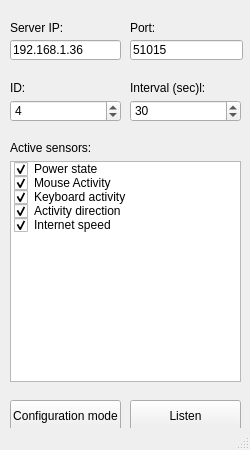
Old version of the form PC_CStation_Client/mainwindow.ui in the repository Pvg08/CStationClient_DS_PC.
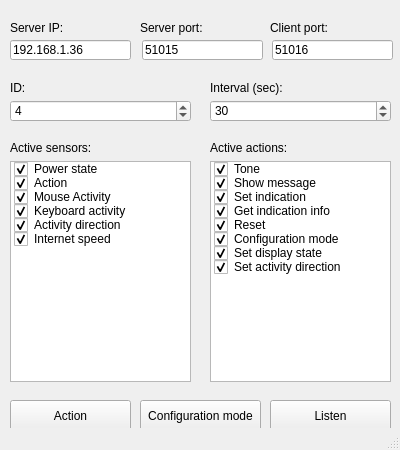
New version of the form.

Patch:
```diff
--- a/PC_CStation_Client/mainwindow.ui
+++ b/PC_CStation_Client/mainwindow.ui
@@ -6,7 +6,7 @@
    <rect>
     <x>0</x>
     <y>0</y>
-    <width>250</width>
+    <width>400</width>
     <height>450</height>
    </rect>
   </property>
@@ -19,7 +19,7 @@
      <rect>
       <x>10</x>
       <y>40</y>
-      <width>111</width>
+      <width>121</width>
       <height>20</height>
      </rect>
     </property>
@@ -32,7 +32,7 @@
      <rect>
       <x>10</x>
       <y>20</y>
-      <width>101</width>
+      <width>111</width>
       <height>16</height>
      </rect>
     </property>
@@ -43,22 +43,22 @@
    <widget class="QLabel" name="label_2">
     <property name="geometry">
      <rect>
-      <x>130</x>
+      <x>140</x>
       <y>20</y>
       <width>111</width>
       <height>16</height>
      </rect>
     </property>
     <property name="text">
-     <string>Port:</string>
+     <string>Server port:</string>
     </property>
    </widget>
    <widget class="QLineEdit" name="lineEdit_port">
     <property name="geometry">
      <rect>
-      <x>130</x>
+      <x>142</x>
       <y>40</y>
-      <width>113</width>
+      <width>121</width>
       <height>20</height>
      </rect>
     </property>
@@ -71,7 +71,7 @@
      <rect>
       <x>10</x>
       <y>100</y>
-      <width>111</width>
+      <width>181</width>
       <height>22</height>
      </rect>
     </property>
@@ -84,7 +84,7 @@
      <rect>
       <x>10</x>
       <y>80</y>
-      <width>101</width>
+      <width>181</width>
       <height>16</height>
      </rect>
     </property>
@@ -95,9 +95,9 @@
    <widget class="QPushButton" name="pushButton_listen">
     <property name="geometry">
      <rect>
-      <x>130</x>
+      <x>270</x>
       <y>400</y>
-      <width>111</width>
+      <width>121</width>
       <height>31</height>
      </rect>
     </property>
@@ -108,22 +108,22 @@
    <widget class="QLabel" name="label_4">
     <property name="geometry">
      <rect>
-      <x>130</x>
+      <x>210</x>
       <y>80</y>
-      <width>101</width>
+      <width>181</width>
       <height>16</height>
      </rect>
     </property>
     <property name="text">
-     <string>Interval (sec)l:</string>
+     <string>Interval (sec):</string>
     </property>
    </widget>
    <widget class="QSpinBox" name="spinBox_interval">
     <property name="geometry">
      <rect>
-      <x>130</x>
+      <x>210</x>
       <y>100</y>
-      <width>111</width>
+      <width>181</width>
       <height>22</height>
      </rect>
     </property>
@@ -140,9 +140,9 @@
    <widget class="QPushButton" name="pushButton_config">
     <property name="geometry">
      <rect>
-      <x>10</x>
+      <x>140</x>
       <y>400</y>
-      <width>111</width>
+      <width>121</width>
       <height>31</height>
      </rect>
     </property>
@@ -155,7 +155,7 @@
      <rect>
       <x>10</x>
       <y>161</y>
-      <width>231</width>
+      <width>181</width>
       <height>221</height>
      </rect>
     </property>
@@ -167,6 +167,14 @@
       <enum>Checked</enum>
      </property>
     </item>
+    <item>
+     <property name="text">
+      <string>Action</string>
+     </property>
+     <property name="checkState">
+      <enum>Checked</enum>
+     </property>
+    </item>
     <item>
      <property name="text">
       <string>Mouse Activity</string>
@@ -205,7 +213,7 @@
      <rect>
       <x>10</x>
       <y>140</y>
-      <width>231</width>
+      <width>181</width>
       <height>16</height>
      </rect>
     </property>
@@ -213,6 +221,132 @@
      <string>Active sensors:</string>
     </property>
    </widget>
+   <widget class="QListWidget" name="listWidget_actions">
+    <property name="geometry">
+     <rect>
+      <x>210</x>
+      <y>161</y>
+      <width>181</width>
+      <height>221</height>
+     </rect>
+    </property>
+    <item>
+     <property name="text">
+      <string>Tone</string>
+     </property>
+     <property name="checkState">
+      <enum>Checked</enum>
+     </property>
+    </item>
+    <item>
+     <property name="text">
+      <string>Show message</string>
+     </property>
+     <property name="checkState">
+      <enum>Checked</enum>
+     </property>
+    </item>
+    <item>
+     <property name="text">
+      <string>Set indication</string>
+     </property>
+     <property name="checkState">
+      <enum>Checked</enum>
+     </property>
+    </item>
+    <item>
+     <property name="text">
+      <string>Get indication info</string>
+     </property>
+     <property name="checkState">
+      <enum>Checked</enum>
+     </property>
+    </item>
+    <item>
+     <property name="text">
+      <string>Reset</string>
+     </property>
+     <property name="checkState">
+      <enum>Checked</enum>
+     </property>
+    </item>
+    <item>
+     <property name="text">
+      <string>Configuration mode</string>
+     </property>
+     <property name="checkState">
+      <enum>Checked</enum>
+     </property>
+    </item>
+    <item>
+     <property name="text">
+      <string>Set display state</string>
+     </property>
+     <property name="checkState">
+      <enum>Checked</enum>
+     </property>
+    </item>
+    <item>
+     <property name="text">
+      <string>Set activity direction</string>
+     </property>
+     <property name="checkState">
+      <enum>Checked</enum>
+     </property>
+    </item>
+   </widget>
+   <widget class="QLabel" name="label_6">
+    <property name="geometry">
+     <rect>
+      <x>210</x>
+      <y>140</y>
+      <width>181</width>
+      <height>16</height>
+     </rect>
+    </property>
+    <property name="text">
+     <string>Active actions:</string>
+    </property>
+   </widget>
+   <widget class="QPushButton" name="pushButton_action">
+    <property name="geometry">
+     <rect>
+      <x>10</x>
+      <y>400</y>
+      <width>121</width>
+      <height>31</height>
+     </rect>
+    </property>
+    <property name="text">
+     <string>Action</string>
+    </property>
+   </widget>
+   <widget class="QLineEdit" name="lineEdit_port_client">
+    <property name="geometry">
+     <rect>
+      <x>272</x>
+      <y>40</y>
+      <width>121</width>
+      <height>20</height>
+     </rect>
+    </property>
+    <property name="text">
+     <string>51016</string>
+    </property>
+   </widget>
+   <widget class="QLabel" name="label_7">
+    <property name="geometry">
+     <rect>
+      <x>270</x>
+      <y>20</y>
+      <width>111</width>
+      <height>16</height>
+     </rect>
+    </property>
+    <property name="text">
+     <string>Client port:</string>
+    </property>
+   </widget>
   </widget>
   <widget class="QStatusBar" name="statusBar"/>
  </widget>
```
